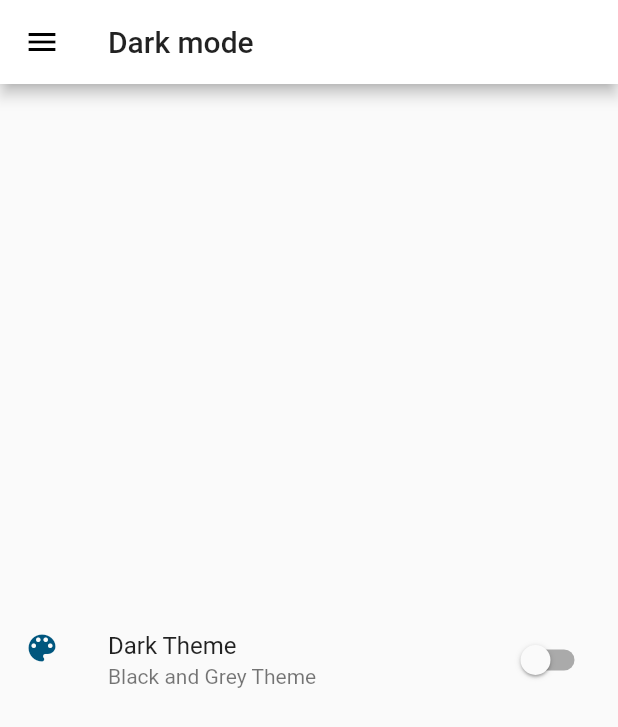
After one commit to leutbounpaseuth/flutter, a Flutter app: the DarkModePage screen opened by its route, on a phone screen of 412 x 824 dp. The commit adds this screen. Shown: the top 727 px of the screen. Run offline on Flutter 3.47's test engine with Material 2 defaults, Android fonts, the phone set to English and light mode, and no system bars; our stand-ins replace dynamic_theme, local_auth, native_widgets; missing offline and left inert: a package.

Commit message:
dark mode

```diff
--- /dev/null
+++ b/src/demo/lib/globals.dart
@@ -0,0 +1,3 @@
+library globals;
+
+bool isDarkTheme = false;
--- a/src/demo/lib/main.dart
+++ b/src/demo/lib/main.dart
@@ -1,8 +1,11 @@
 import 'package:flutter/material.dart';
+import 'package:dynamic_theme/dynamic_theme.dart';
 
+import 'globals.dart' as globals;
 import 'pages/home.dart';
 import 'pages/dialog_popup.dart';
 import 'pages/text.dart';
+import 'pages/dark_mode.dart';
 
 void main() => runApp(MyApp());
 
@@ -11,18 +14,27 @@ class MyApp extends StatelessWidget {
   Widget build(BuildContext context) {
     Widget _homePage = MyHomePage(title: 'Flutter Demo Home Page');
 
+    return DynamicTheme(
+        defaultBrightness: Brightness.light,
+        data: (brightness) => ThemeData(
+            primarySwatch: Colors.blue,
+            primaryColorBrightness:
+                globals.isDarkTheme ? Brightness.dark : Brightness.light,
+            brightness: brightness,
+          ),
+        themedWidgetBuilder: (context, theme) {
           return MaterialApp(
             title: 'Flutter Demo',
             debugShowCheckedModeBanner: false,
-      theme: ThemeData(
-        primarySwatch: Colors.blue,
-      ),
+            theme: theme,
             home: _homePage,
             routes: <String, WidgetBuilder>{
               "/home": (BuildContext context) => _homePage,
               "/dialogpopup": (BuildContext context) => DialogPopupPage(),
               "/text": (BuildContext context) => TextPage(),
+              "/darkmode": (BuildContext context) => DarkModePage(),
             },
           );
+        });
   }
 }
--- /dev/null
+++ b/src/demo/lib/pages/dark_mode.dart
@@ -0,0 +1,52 @@
+import 'package:flutter/material.dart';
+import 'package:dynamic_theme/dynamic_theme.dart';
+
+import '../drawer.dart';
+import '../globals.dart' as globals;
+
+class DarkModePage extends StatefulWidget {
+  _DarkModePageState createState() => _DarkModePageState();
+}
+
+class _DarkModePageState extends State<DarkModePage> {
+  void handelTheme(bool value) {
+    setState(() {
+      globals.isDarkTheme = value;
+      globals.isDarkTheme = globals.isDarkTheme;
+      if (globals.isDarkTheme) {
+        DynamicTheme.of(context).setBrightness(Brightness.dark);
+      } else {
+        DynamicTheme.of(context).setBrightness(Brightness.light);
+      }
+    });
+  }
+
+  @override
+  Widget build(BuildContext context) {
+    return Scaffold(
+      appBar: AppBar(
+        backgroundColor: globals.isDarkTheme ? null : Colors.white,
+        title: Text('Dark mode'),
+      ),
+      drawer: DrawerMenu(),
+      body: Center(
+        child: ListTile(
+          leading: Icon(
+            Icons.color_lens,
+            color: globals.isDarkTheme ? Colors.white : Color(0xFF00567E),
+          ),
+          title: Text(
+            'Dark Theme',
+          ),
+          subtitle: Text(
+            'Black and Grey Theme',
+          ),
+          trailing: Switch(
+            onChanged: handelTheme,
+            value: globals.isDarkTheme,
+          ),
+        ),
+      ),
+    );
+  }
+}
--- a/src/demo/pubspec.yaml
+++ b/src/demo/pubspec.yaml
@@ -15,6 +15,8 @@ environment:
 dependencies:
   flutter:
     sdk: flutter
+
+  dynamic_theme: ^1.0.1
 
   # The following adds the Cupertino Icons font to your application.
   # Use with the CupertinoIcons class for iOS style icons.
```
Also changed, not shown: src/demo/lib/drawer.dart (+7 -0 lines), 5 other files. Lines whose indentation alone changed are shown as unchanged.
